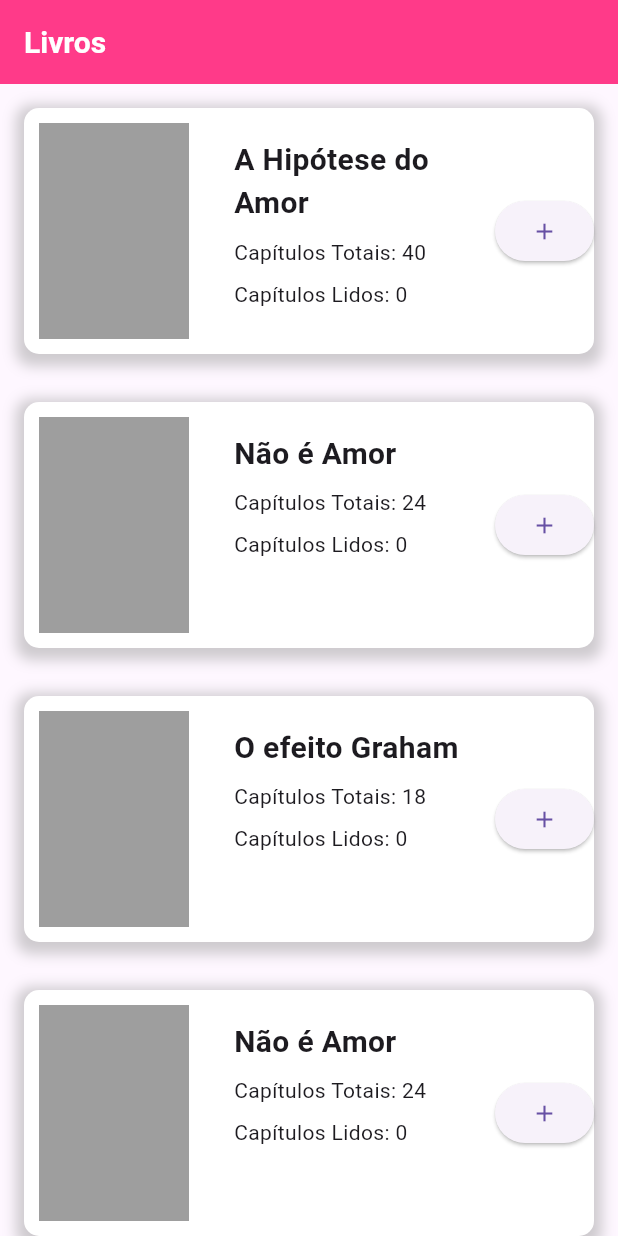
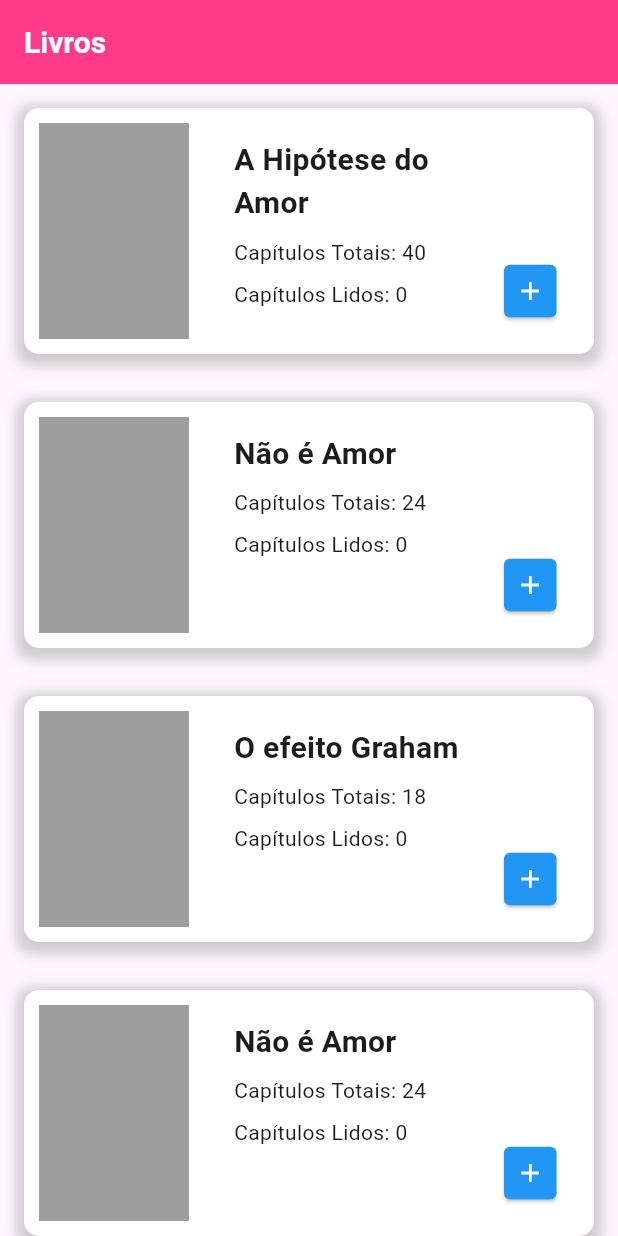
Before and after one commit to akarolynna/Organizador-de-Livros, a Flutter app: the screen it shows after launch, on a phone screen of 412 x 824 dp. Run offline on Flutter 3.47's test engine with Material 3 defaults, Android fonts, the phone set to English and light mode, and no system bars.

Commit message:
Botão +
Ajustando o meu botão de +, centralizando o + no botão e dando a ele algumas características mais bonitas

```diff
--- a/aprendendo_flutter/lib/card.dart
+++ b/aprendendo_flutter/lib/card.dart
@@ -16,13 +16,13 @@ class _CardLivroState extends State<CardLivro> {
   @override
   Widget build(BuildContext context) {
     return Container(
-      margin: const EdgeInsets.all(16), // Padding ao redor do Stack
+      margin: const EdgeInsets.all(16),
       child: Stack(
         children: [
           // Container com margem
           Container(
-            height: 164, // Altura ajustada
-            width: 438, // Largura ajustada
+            height: 164,
+            width: 438,
             margin: const EdgeInsets.only(bottom: 0), // Margem para separar dos próximos elementos
             decoration: BoxDecoration(
               borderRadius: BorderRadius.circular(10),
@@ -37,7 +37,7 @@ class _CardLivroState extends State<CardLivro> {
               ],
             ),
             child: Row(
-              mainAxisAlignment: MainAxisAlignment.spaceBetween, // Alterado para spaceBetween para espaçar uniformemente
+              mainAxisAlignment: MainAxisAlignment.spaceBetween,
               crossAxisAlignment: CrossAxisAlignment.center,
               children: [
                 // Container para a capa do livro
@@ -51,29 +51,40 @@ class _CardLivroState extends State<CardLivro> {
                 Expanded(
                   child: Column(
                     crossAxisAlignment: CrossAxisAlignment.start,
-                    mainAxisAlignment: MainAxisAlignment.start, // Ajuste o alinhamento vertical
+                    mainAxisAlignment: MainAxisAlignment.start,
                     children: [
                       Padding(
-                        padding: const EdgeInsets.only(left: 20, top: 20), // Menos padding superior
+                        padding: const EdgeInsets.only(left: 20, top: 20),
                         child: Text(
                           widget.titulo, // Usa o título passado pelo construtor
                           style: const TextStyle(fontWeight: FontWeight.bold, fontSize: 20),
                         ),
                       ),
                       Padding(
-                        padding: const EdgeInsets.only(left: 20, top: 8), // Menos padding superior
+                        padding: const EdgeInsets.only(left: 20, top: 8),
                         child: Text('Capítulos Totais: ${widget.capitulosTotais}'),
                       ),
                       Padding(
-                        padding: const EdgeInsets.only(left: 20, top: 8), // Menos padding superior
+                        padding: const EdgeInsets.only(left: 20, top: 8),
                         child: Text('Capítulos Lidos: $capitulosLidos'),
                       ),
                     ],
                   ),
                 ),
-                  Tooltip(
-                  message: 'Clique aqui e Adicione mais um capítulo lido ao seu livro!',
+                  Container(
+
+                  margin: const EdgeInsets.only(right: 25, top:80),
+                  width: 35,
+                  height: 35,
                   child: ElevatedButton(
+
+                    style: ElevatedButton.styleFrom(
+                      backgroundColor: Colors.blue,
+                      shape: RoundedRectangleBorder(
+                        borderRadius: BorderRadius.circular(4),
+                      ),
+                      padding: EdgeInsets.zero, // Fazx o meu + ficar no centro do botão
+                    ),
                     onPressed: capitulosLidos < widget.capitulosTotais
                         ? () {
                             setState(() {
@@ -85,14 +96,19 @@ class _CardLivroState extends State<CardLivro> {
                                       'Você terminou a sua leitura de ${widget.capitulosTotais} capítulos!',
                                       style: const TextStyle(color: Colors.white),
                                     ),
-                                    backgroundColor: Colors.green, // Define a cor de fundo como verde
+                                    backgroundColor: Colors.green,
                                   ),
                                 );
                               }
                             });
                           }
                         : null, // Desativa o botão se os capítulos lidos forem iguais aos totais
-                    child: const Icon(Icons.add),
+                    child: const Icon(
+
+                      Icons.add,
+                      size: 20,
+                      color: Colors.white,
+                    ),
                   ),
                 ),
               ],
```
